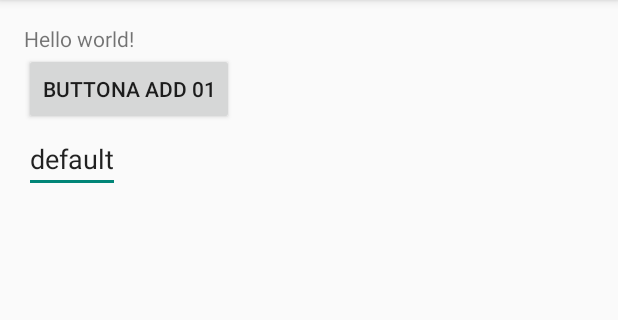
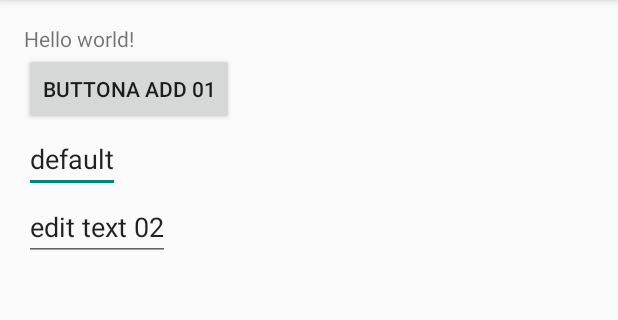
Before and after one commit to jonykorea/FirstApp, an Android app: the screen it shows after launch (MainActivity), on a phone screen of 412 x 824 dp, the part 84-404 px from its top. Run offline under Robolectric (Android 15) with nearby library versions, the phone set to English and light mode, and no system bars.

Commit message:
edit text add 02

```diff
--- a/app/src/main/res/layout/activity_main.xml
+++ b/app/src/main/res/layout/activity_main.xml
@@ -19,4 +19,9 @@
         android:layout_height="wrap_content"
         android:text="default"/>
 
+    <EditText
+        android:layout_width="wrap_content"
+        android:layout_height="wrap_content"
+        android:text="edit text 02"/>
+
 </LinearLayout>
```
